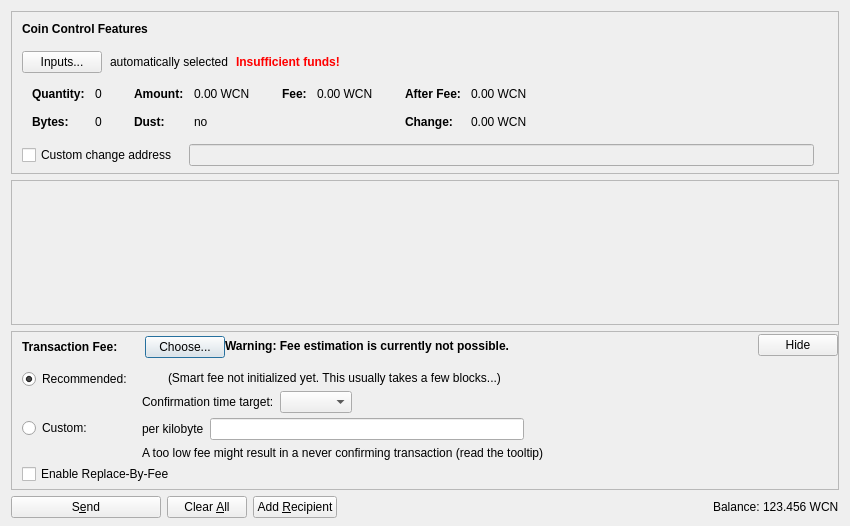
First picture: the form in src/qt/forms/sendcoinsdialog.ui, repository widecoin-project/widecoin, before the edit.
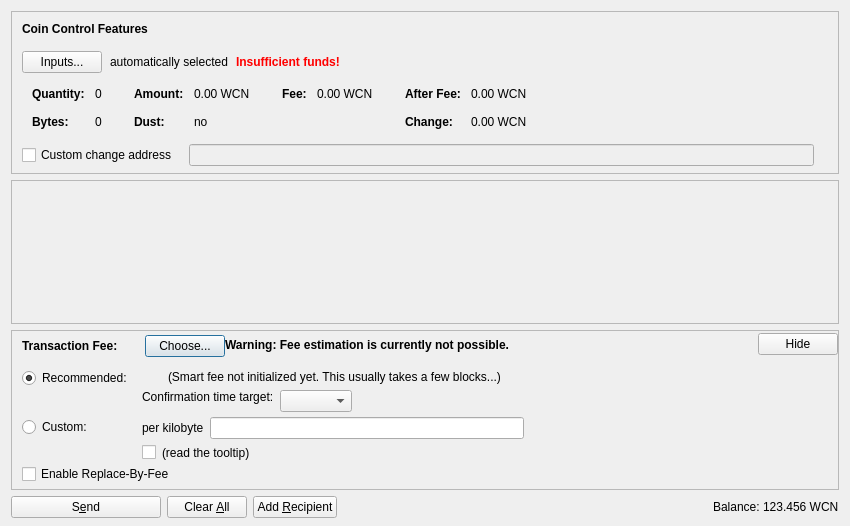
Second picture: the form after the edit. Icons and pictures are not drawn. Custom widgets are drawn as their Qt base class.

What changed in the file:
```diff
--- a/src/qt/forms/sendcoinsdialog.ui
+++ b/src/qt/forms/sendcoinsdialog.ui
@@ -878,7 +878,17 @@
                <item>
                 <layout class="QHBoxLayout" name="horizontalLayoutFee8">
                  <item>
-                  <widget class="QLabel" name="labelCustomFeeWarning">
+                  <widget class="QCheckBox" name="checkBoxMinimumFee">
+                   <property name="toolTip">
+                    <string>Paying only the minimum fee is just fine as long as there is less transaction volume than space in the blocks. But be aware that this can end up in a never confirming transaction once there is more demand for widecoin transactions than the network can process.</string>
+                   </property>
+                   <property name="text">
+                    <string/>
+                   </property>
+                  </widget>
+                 </item>
+                 <item>
+                  <widget class="QLabel" name="labelMinFeeWarning">
                    <property name="enabled">
                     <bool>true</bool>
                    </property>
@@ -886,7 +896,10 @@
                     <string>When there is less transaction volume than space in the blocks, miners as well as relaying nodes may enforce a minimum fee. Paying only this minimum fee is just fine, but be aware that this can result in a never confirming transaction once there is more demand for widecoin transactions than the network can process.</string>
                    </property>
                    <property name="text">
-                    <string>A too low fee might result in a never confirming transaction (read the tooltip)</string>
+                    <string>(read the tooltip)</string>
+                   </property>
+                   <property name="margin">
+                    <number>5</number>
                    </property>
                   </widget>
                  </item>
@@ -979,6 +992,9 @@
                    <property name="text">
                     <string/>
                    </property>
+                   <property name="margin">
+                    <number>2</number>
+                   </property>
                   </widget>
                  </item>
                  <item>
@@ -993,6 +1009,9 @@
                    <property name="text">
                     <string>(Smart fee not initialized yet. This usually takes a few blocks...)</string>
                    </property>
+                   <property name="margin">
+                    <number>2</number>
+                   </property>
                   </widget>
                  </item>
                  <item>
@@ -1019,8 +1038,24 @@
                      <property name="text">
                       <string>Confirmation time target:</string>
                      </property>
+                     <property name="margin">
+                      <number>2</number>
+                     </property>
                     </widget>
                    </item>
+                   <item>
+                    <spacer name="verticalSpacer_3">
+                     <property name="orientation">
+                      <enum>Qt::Vertical</enum>
+                     </property>
+                     <property name="sizeHint" stdset="0">
+                      <size>
+                       <width>1</width>
+                       <height>1</height>
+                      </size>
+                     </property>
+                    </spacer>
+                   </item>
                   </layout>
                  </item>
                  <item>
```
Left out of the diff: 10 changed lines with no effect on the pictures.
